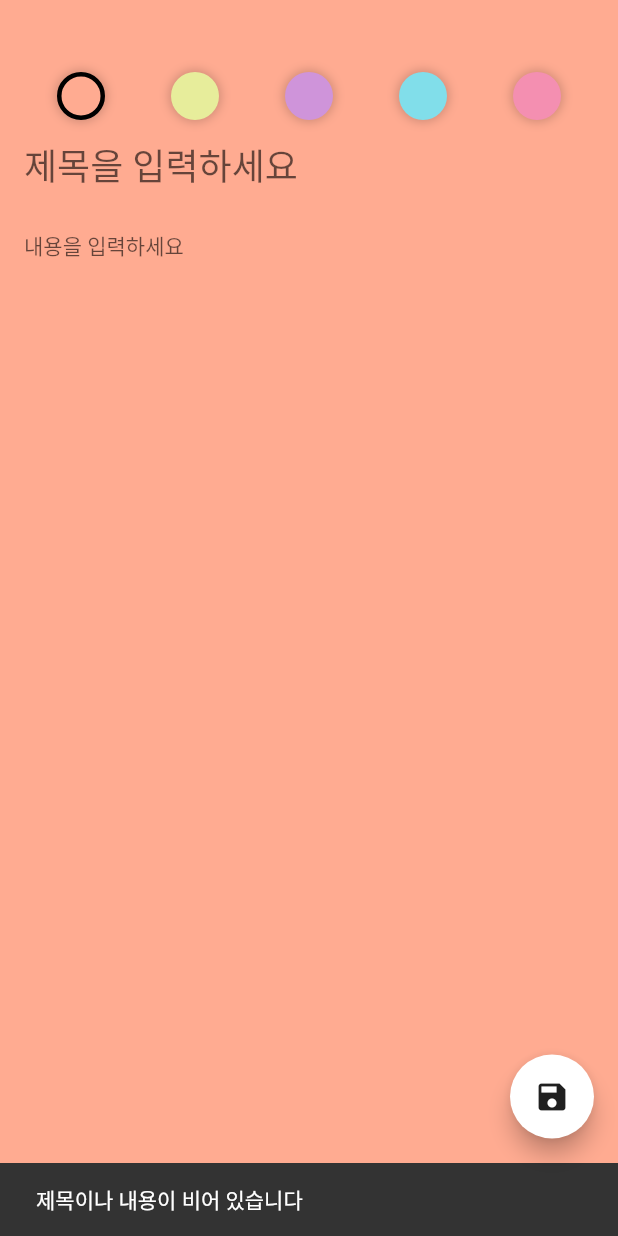
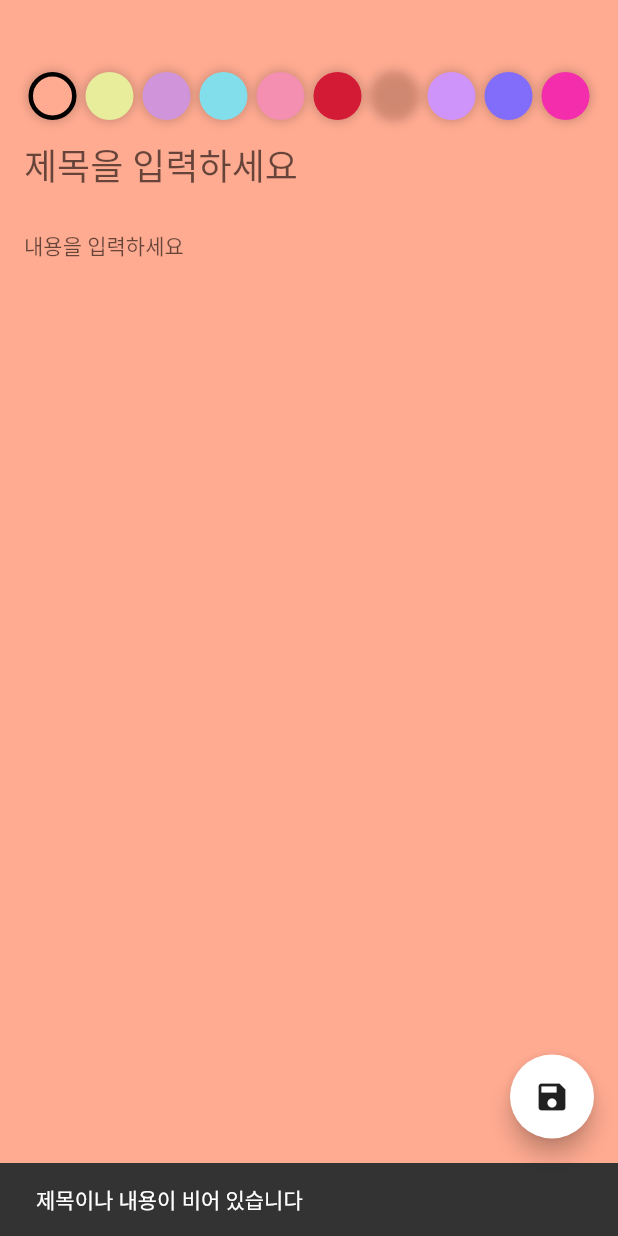
Before and after one commit to HACCP92/note_app, a Flutter app: the AddEditNoteScreen screen opened directly, after a tap on the "save" icon, on a phone screen of 412 x 824 dp. Run offline on Flutter 3.47's test engine with Material 2 defaults, Android fonts, the phone set to English and light mode, and no system bars; our stand-ins replace freezed_annotation, sqflite; accounts and stored records are empty; generated files the repository leaves out were written again.

Commit message:
[노트 앱] ui 색상 변경 및 수정중

```diff
--- a/lib/presentation/add_edit_note/add_edit_note_screen.dart
+++ b/lib/presentation/add_edit_note/add_edit_note_screen.dart
@@ -1,5 +1,4 @@
 import 'dart:async';
-
 import 'package:flutter/material.dart';
 import 'package:note_app/domain/model/note.dart';
 import 'package:note_app/presentation/add_edit_note/add_edit_note_event.dart';
@@ -26,6 +25,11 @@ class _AddEditNoteScreenState extends State<AddEditNoteScreen> {
     wisteria,
     skyBlue,
     illusion,
+    red,
+    brown,
+    pink,
+    purple,
+    pinkbold,
   ];
 
   @override
@@ -64,6 +68,7 @@ class _AddEditNoteScreenState extends State<AddEditNoteScreen> {
   @override
   Widget build(BuildContext context) {
     final viewModel = context.watch<AddEditNoteViewModel>();
+    bool isDarkColor = viewModel.isDarkColor(viewModel.color);
     return Scaffold(
       floatingActionButton: FloatingActionButton(
         onPressed: () {
@@ -107,7 +112,7 @@ class _AddEditNoteScreenState extends State<AddEditNoteScreen> {
               controller: _titleController,
               maxLines: 1,
               style: Theme.of(context).textTheme.headline5!.copyWith(
-                    color: darkGray,
+                    color: isDarkColor ? Colors.black : Colors.white,
                   ),
               decoration: const InputDecoration(
                 hintText: '제목을 입력하세요',
--- a/lib/presentation/add_edit_note/add_edit_note_view_model.dart
+++ b/lib/presentation/add_edit_note/add_edit_note_view_model.dart
@@ -58,4 +58,10 @@ class AddEditNoteViewModel with ChangeNotifier {
     }
     _eventController.add(const AddEditNoteUiEvent.saveNote());
   }
+
+  bool isDarkColor(int colorValue) {
+    Color color = Color(colorValue);
+    double brightness = color.computeLuminance();
+    return brightness < 0.5;
+  }
 }
--- a/lib/presentation/notes/notes_screen.dart
+++ b/lib/presentation/notes/notes_screen.dart
@@ -43,7 +43,7 @@ class NotesScreen extends StatelessWidget {
         child: ListView(
           children: [
             AnimatedContainer(
-              duration: const Duration(milliseconds: 300),
+              duration: const Duration(milliseconds: 100),
               child: state.isOrderSectionVisible
                   ? OrderSection(
                       noteOrder: state.noteOrder,
--- a/lib/ui/colors.dart
+++ b/lib/ui/colors.dart
@@ -5,6 +5,11 @@ const primrose = Color(0xFFE7ED9B);
 const wisteria = Color(0xFFCF94DA);
 const skyBlue = Color(0xFF81DEEA);
 const illusion = Color(0xFFF48FB1);
+const red = Color(0xFFD31B35);
+const brown = Color(0xFFE7543);
+const pink = Color(0xFFCF94FA);
+const purple = Color(0xFF816DFA);
+const pinkbold = Color(0xFFF42DAD);
 
 const darkGray = Color(0xFF202020);
 const lightBlue = Color(0xFFD7E8DE);
```
Also changed, not shown: pubspec.lock, 2 other files.
